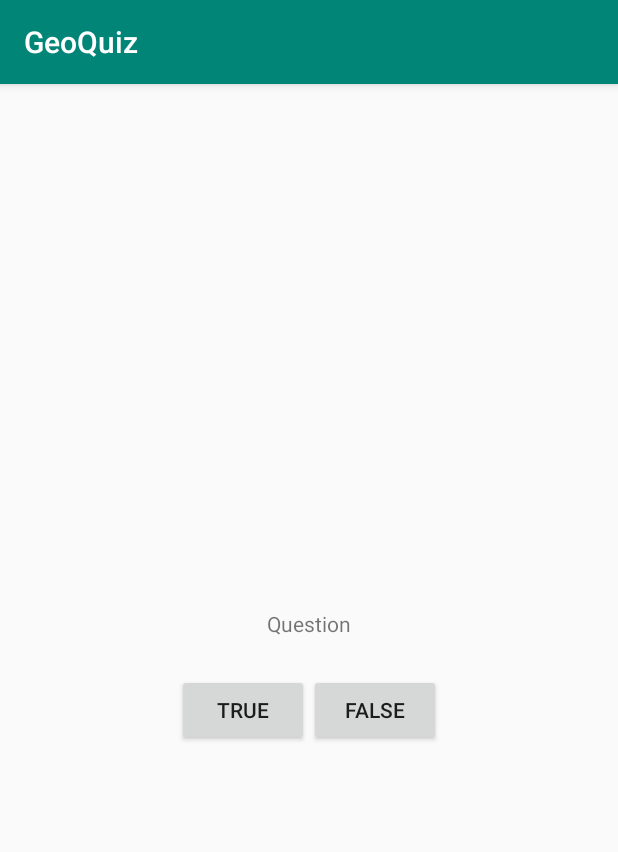
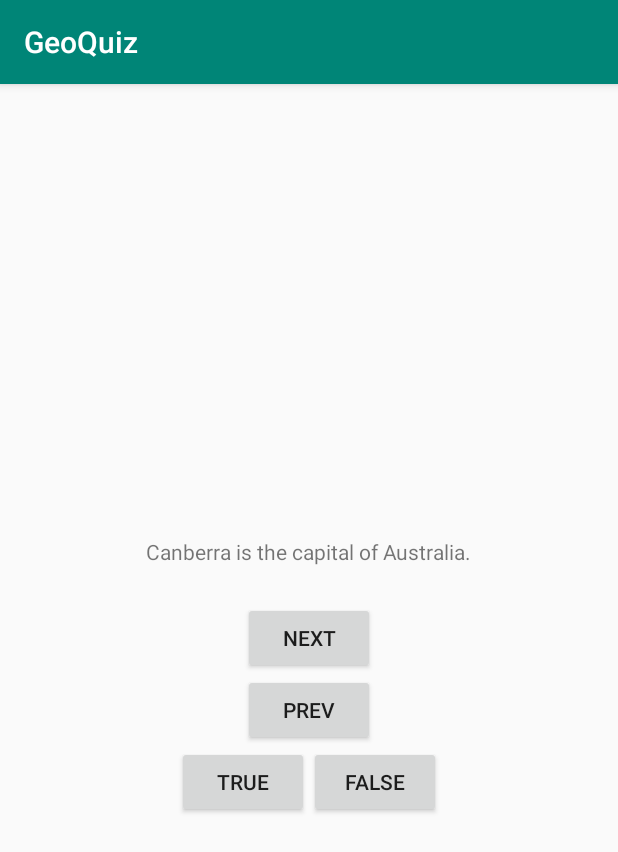
Before and after one commit to ElliotUser/GeoQuiz, an Android app: the screen it shows after launch (QuizActivity), on a phone screen of 412 x 824 dp. Shown: the top 852 px of the screen. Run offline under Robolectric (Android 15) with nearby library versions, the phone set to English and light mode, and no system bars.

Commit message:
add image

```diff
--- /dev/null
+++ b/app/src/main/java/robot/mr/geoquiz/Question.java
@@ -0,0 +1,29 @@
+package robot.mr.geoquiz;
+
+public class Question {
+    private int mTextResId;
+    private boolean mAnswerTrue;
+
+    public Question(int textResId, boolean answerTrue){
+        mTextResId = textResId;
+        mAnswerTrue = answerTrue;
+    }
+
+    public int getmTextResId() {
+        return mTextResId;
+    }
+
+    public void setmTextResId(int mTextResId) {
+        this.mTextResId = mTextResId;
+    }
+
+    public boolean ismAnswerTrue() {
+        return mAnswerTrue;
+    }
+
+    public void setmAnswerTrue(boolean mAnswerTrue) {
+        this.mAnswerTrue = mAnswerTrue;
+    }
+
+
+}
--- a/app/src/main/java/robot/mr/geoquiz/QuizActivity.java
+++ b/app/src/main/java/robot/mr/geoquiz/QuizActivity.java
@@ -7,44 +7,97 @@
 import android.widget.Button;
 import android.widget.ImageView;
 import android.widget.LinearLayout;
+import android.widget.TextView;
 import android.widget.Toast;
 
 public class QuizActivity extends AppCompatActivity {
+
     private Button mTrueButton;
     private Button mFalseButton;
+    private Button mNextButton;
+    private Button mPrevButton;
+    private TextView mQuestionTextView;
+
+    private Question[] mQuestionBank = new Question[]{
+            new Question(R.string.question_australia,true),
+            new Question(R.string.question_oceans,true),
+            new Question(R.string.question_mideast,false),
+            new Question(R.string.question_africa,false),
+            new Question(R.string.question_americas,true),
+            new Question(R.string.question_asia,true),
+    };
+
+    private int mCurrentIndex = 0;
 
     @Override
     protected void onCreate(Bundle savedInstanceState) {
         super.onCreate(savedInstanceState);
         setContentView(R.layout.activity_quiz);
 
+        mQuestionTextView = (TextView) findViewById(R.id.question_test_view);
+        mQuestionTextView.setOnClickListener(new View.OnClickListener() {
+            @Override
+            public void onClick(View v) {
+                mCurrentIndex = (mCurrentIndex+1) % mQuestionBank.length;
+                updateQuestion();
+            }
+        });
+
+
+        mNextButton = (Button)findViewById(R.id.next_button);
+        mNextButton.setOnClickListener(new View.OnClickListener() {
+            @Override
+            public void onClick(View v) {
+                mCurrentIndex = (mCurrentIndex+1) % mQuestionBank.length;
+                updateQuestion();
+            }
+        });
+
+        mPrevButton = (Button)findViewById(R.id.prev_button);
+        mPrevButton.setOnClickListener(new View.OnClickListener() {
+            @Override
+            public void onClick(View v) {
+                mCurrentIndex = (mCurrentIndex-1) % mQuestionBank.length;
+                updateQuestion();
+            }
+        });
+
+        updateQuestion();
+
+
         mTrueButton = (Button) findViewById(R.id.true_button);
         mTrueButton.setOnClickListener(new View.OnClickListener() {
             @Override
             public void onClick(View v) {
-                Toast.makeText(QuizActivity.this,
-                                        R.string.correct_toast,
-                                        Toast.LENGTH_SHORT).show();
+                checkAnswer(true);
             }
         });
+
 
         mFalseButton = (Button) findViewById(R.id.false_button);
         mFalseButton.setOnClickListener(new View.OnClickListener() {
             @Override
             public void onClick(View v) {
-                Toast toast = Toast.makeText(QuizActivity.this, R.string.incorrect_toast,Toast.LENGTH_SHORT);
-                toast.setGravity(Gravity.CENTER,0,0);
-                LinearLayout toastImage = (LinearLayout) toast.getView();
-                ImageView imageView = new ImageView(QuizActivity.this);
-                imageView.setImageResource(R.drawable.logo);
-                toastImage.addView(imageView,0);
-                toast.show();
-
-//                Toast.makeText(QuizActivity.this,
-//                                        R.string.incorrect_toast,
-//                                        Toast.LENGTH_SHORT);
-
+                checkAnswer(false);
             }
         });
     }
+
+    private void updateQuestion(){
+        int question = mQuestionBank[mCurrentIndex].getmTextResId();
+        mQuestionTextView.setText(question);
+    }
+
+    private void checkAnswer(boolean userPressedTrue){
+        boolean answerIsTrue = mQuestionBank[mCurrentIndex].ismAnswerTrue();
+
+        int messageResId = 0;
+        if(userPressedTrue == answerIsTrue){
+            messageResId = R.string.correct_toast;
+        }else {
+            messageResId = R.string.incorrect_toast;
+        }
+
+        Toast.makeText(this,messageResId,Toast.LENGTH_SHORT).show();
+    }
 }
--- a/app/src/main/res/layout/activity_quiz.xml
+++ b/app/src/main/res/layout/activity_quiz.xml
@@ -6,11 +6,21 @@
     android:orientation="vertical">
 
     <TextView
+        android:id="@+id/question_test_view"
         android:layout_width="wrap_content"
         android:layout_height="wrap_content"
         android:padding="24dp"
-        android:text="@string/Question"
          />
+    <Button
+        android:id="@+id/next_button"
+        android:layout_width="wrap_content"
+        android:layout_height="wrap_content"
+        android:text="@string/next_button"/>
+    <Button
+        android:id="@+id/prev_button"
+        android:layout_width="wrap_content"
+        android:layout_height="wrap_content"
+        android:text="@string/prev_button"/>
 
     <LinearLayout
         android:layout_width="wrap_content"
--- a/app/src/main/res/mipmap-anydpi-v26/ic_launcher.xml
+++ b/app/src/main/res/mipmap-anydpi-v26/ic_launcher.xml
@@ -1,5 +1,5 @@
 <?xml version="1.0" encoding="utf-8"?>
 <adaptive-icon xmlns:android="http://schemas.android.com/apk/res/android">
-    <background android:drawable="@drawable/ic_launcher_background" />
-    <foreground android:drawable="@drawable/ic_launcher_foreground" />
+    <background android:drawable="@drawable/ic_launcher_background"/>
+    <foreground android:drawable="@mipmap/ic_launcher_foreground"/>
 </adaptive-icon>
--- a/app/src/main/res/mipmap-anydpi-v26/ic_launcher_round.xml
+++ b/app/src/main/res/mipmap-anydpi-v26/ic_launcher_round.xml
@@ -1,5 +1,5 @@
 <?xml version="1.0" encoding="utf-8"?>
 <adaptive-icon xmlns:android="http://schemas.android.com/apk/res/android">
-    <background android:drawable="@drawable/ic_launcher_background" />
-    <foreground android:drawable="@drawable/ic_launcher_foreground" />
+    <background android:drawable="@drawable/ic_launcher_background"/>
+    <foreground android:drawable="@mipmap/ic_launcher_foreground"/>
 </adaptive-icon>
--- a/app/src/main/res/values/strings.xml
+++ b/app/src/main/res/values/strings.xml
@@ -2,7 +2,14 @@
     <string name="app_name">GeoQuiz</string>
     <string name="False">False</string>
     <string name="True">True</string>
-    <string name="Question">Question</string>
-    <string name="correct_toast">Yes</string>
+    <string name="correct_toast">Correct!</string>
     <string name="incorrect_toast">No</string>
+    <string name="next_button">NEXT</string>
+    <string name="prev_button">PREV</string>
+    <string name="question_australia">Canberra is the capital of Australia.</string>
+    <string name="question_oceans">The Pacific Ocean is larger than the Atlantic Ocean.</string>
+    <string name="question_mideast">The Suez Canal connect the Red Sea and the Indian Ocean.</string>
+    <string name="question_africa">The source of the Nile River is in Egypt.</string>
+    <string name="question_americas">The Amazon River is the longest river in the Americas.</string>
+    <string name="question_asia">Lake Baikal is the world\'s oldest and deepest freshwater lake.</string>
 </resources>
```
Also changed, not shown: app/src/main/res/drawable/ic_launcher_background.xml (+70 -166 lines), app/src/main/res/drawable/logo.jpg (deleted), app/src/main/res/mipmap-hdpi/ic_launcher.png, app/src/main/res/mipmap-hdpi/ic_launcher_round.png, app/src/main/res/mipmap-mdpi/ic_launcher.png, app/src/main/res/mipmap-mdpi/ic_launcher_round.png, app/src/main/res/mipmap-xhdpi/ic_launcher.png, app/src/main/res/mipmap-xhdpi/ic_launcher_round.png, app/src/main/res/mipmap-xxhdpi/ic_launcher.png, app/src/main/res/mipmap-xxhdpi/ic_launcher_round.png, app/src/main/res/mipmap-xxxhdpi/ic_launcher.png, app/src/main/res/mipmap-xxxhdpi/ic_launcher_round.png.
